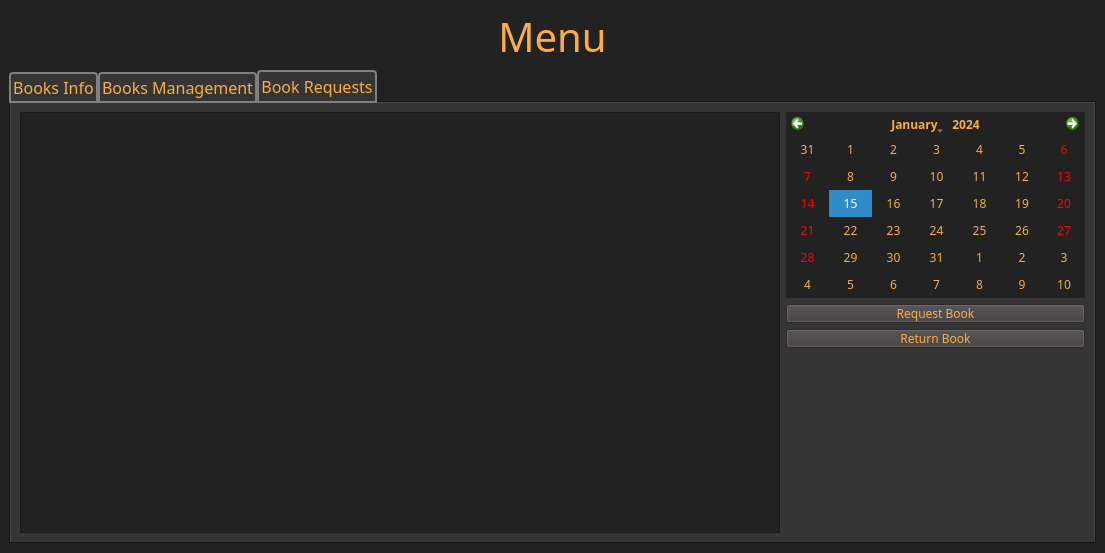
Before: the Qt Designer form mainwindow.ui in DistroRickDev/lms_oop_qt, drawn with Qt 5.
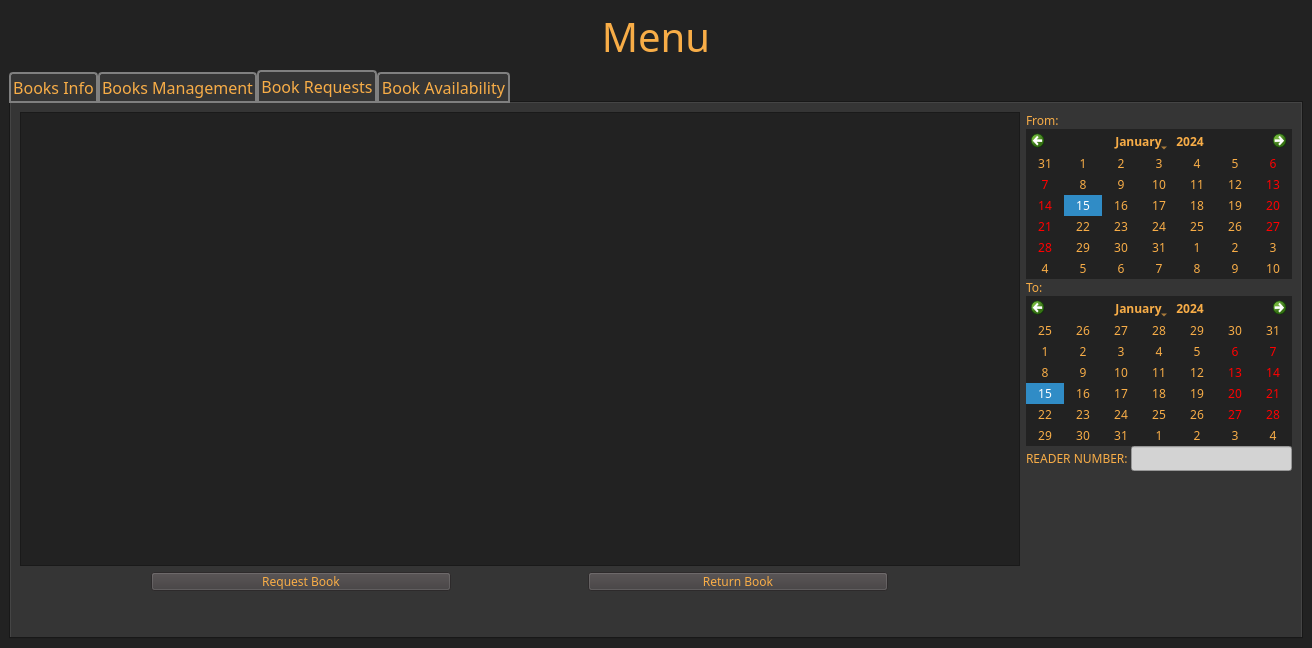
After: the same form once the commit is applied.

```diff
--- a/mainwindow.ui
+++ b/mainwindow.ui
@@ -6,8 +6,8 @@
    <rect>
     <x>0</x>
     <y>0</y>
-    <width>1105</width>
-    <height>553</height>
+    <width>1220</width>
+    <height>648</height>
    </rect>
   </property>
   <property name="font">
@@ -733,14 +733,16 @@
          <attribute name="title">
           <string>Book Requests</string>
          </attribute>
-         <layout class="QHBoxLayout" name="horizontalLayout_26">
+         <layout class="QVBoxLayout" name="verticalLayout_9">
           <item>
-           <layout class="QHBoxLayout" name="horizontalLayout_25">
+           <layout class="QHBoxLayout" name="horizontalLayout_27">
+            <item>
+             <layout class="QVBoxLayout" name="verticalLayout_8">
             <item>
              <widget class="QTableWidget" name="reqTable">
               <property name="minimumSize">
                <size>
-                <width>760</width>
+                  <width>1000</width>
                 <height>200</height>
                </size>
               </property>
@@ -762,7 +764,49 @@
              </widget>
             </item>
             <item>
+               <layout class="QHBoxLayout" name="horizontalLayout_26">
+                <item>
+                 <widget class="QPushButton" name="reqBookBtn">
+                  <property name="maximumSize">
+                   <size>
+                    <width>300</width>
+                    <height>60</height>
+                   </size>
+                  </property>
+                  <property name="text">
+                   <string>Request Book</string>
+                  </property>
+                 </widget>
+                </item>
+                <item>
+                 <widget class="QPushButton" name="returnBookBtn">
+                  <property name="maximumSize">
+                   <size>
+                    <width>300</width>
+                    <height>60</height>
+                   </size>
+                  </property>
+                  <property name="text">
+                   <string>Return Book</string>
+                  </property>
+                 </widget>
+                </item>
+               </layout>
+              </item>
+             </layout>
+            </item>
+            <item>
              <layout class="QVBoxLayout" name="verticalLayout_7">
+              <property name="spacing">
+               <number>0</number>
+              </property>
+              <item>
+               <widget class="QLabel" name="label">
+                <property name="text">
+                 <string>From:</string>
+                </property>
+               </widget>
+              </item>
               <item>
                <widget class="QCalendarWidget" name="reqCalendar">
                 <property name="enabled">
@@ -771,7 +815,7 @@
                 <property name="maximumSize">
                  <size>
                   <width>300</width>
-                  <height>300</height>
+                  <height>180</height>
                  </size>
                 </property>
                 <property name="firstDayOfWeek">
@@ -792,36 +836,67 @@
                </widget>
               </item>
               <item>
-               <widget class="QPushButton" name="reqBookBtn">
-                <property name="maximumSize">
-                 <size>
-                  <width>300</width>
-                  <height>60</height>
-                 </size>
-                </property>
+               <widget class="QLabel" name="label_2">
                 <property name="text">
-                 <string>Request Book</string>
+                 <string>To:</string>
                 </property>
                </widget>
               </item>
               <item>
-               <widget class="QPushButton" name="returnBookBtn">
+               <widget class="QCalendarWidget" name="returnCalendar">
                 <property name="maximumSize">
                  <size>
                   <width>300</width>
-                  <height>60</height>
+                  <height>180</height>
                  </size>
                 </property>
+                <property name="horizontalHeaderFormat">
+                 <enum>QCalendarWidget::NoHorizontalHeader</enum>
+                </property>
+                <property name="verticalHeaderFormat">
+                 <enum>QCalendarWidget::NoVerticalHeader</enum>
+                </property>
+               </widget>
+              </item>
+              <item>
+               <layout class="QHBoxLayout" name="horizontalLayout_25">
+                <item>
+                 <widget class="QLabel" name="label_3">
                 <property name="text">
-                 <string>Return Book</string>
-                </property>
-               </widget>
+                   <string>READER NUMBER: </string>
+                  </property>
+                 </widget>
+                </item>
+                <item>
+                 <widget class="QLineEdit" name="readerNumberInput"/>
+                </item>
+               </layout>
               </item>
               <item>
                <spacer name="verticalSpacer_2">
                 <property name="orientation">
                  <enum>Qt::Vertical</enum>
                 </property>
+                <property name="sizeType">
+                 <enum>QSizePolicy::Minimum</enum>
+                </property>
+                <property name="sizeHint" stdset="0">
+                 <size>
+                  <width>20</width>
+                  <height>120</height>
+                 </size>
+                </property>
+               </spacer>
+              </item>
+             </layout>
+            </item>
+           </layout>
+          </item>
+          <item>
+           <spacer name="verticalSpacer_3">
+            <property name="orientation">
+             <enum>Qt::Vertical</enum>
+            </property>
                 <property name="sizeHint" stdset="0">
                  <size>
                   <width>20</width>
@@ -831,10 +906,11 @@
                </spacer>
               </item>
              </layout>
-            </item>
-           </layout>
-          </item>
-         </layout>
+        </widget>
+        <widget class="QWidget" name="book_availability">
+         <attribute name="title">
+          <string>Book Availability</string>
+         </attribute>
         </widget>
        </widget>
       </item>
```
Lines whose indentation alone changed are shown as unchanged.
